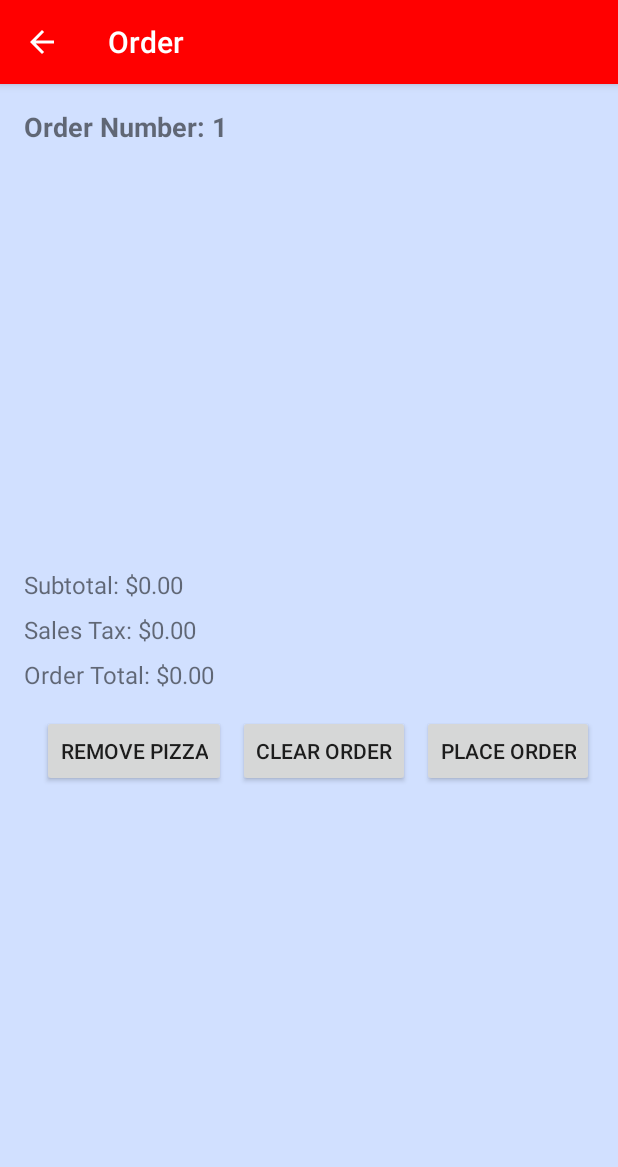
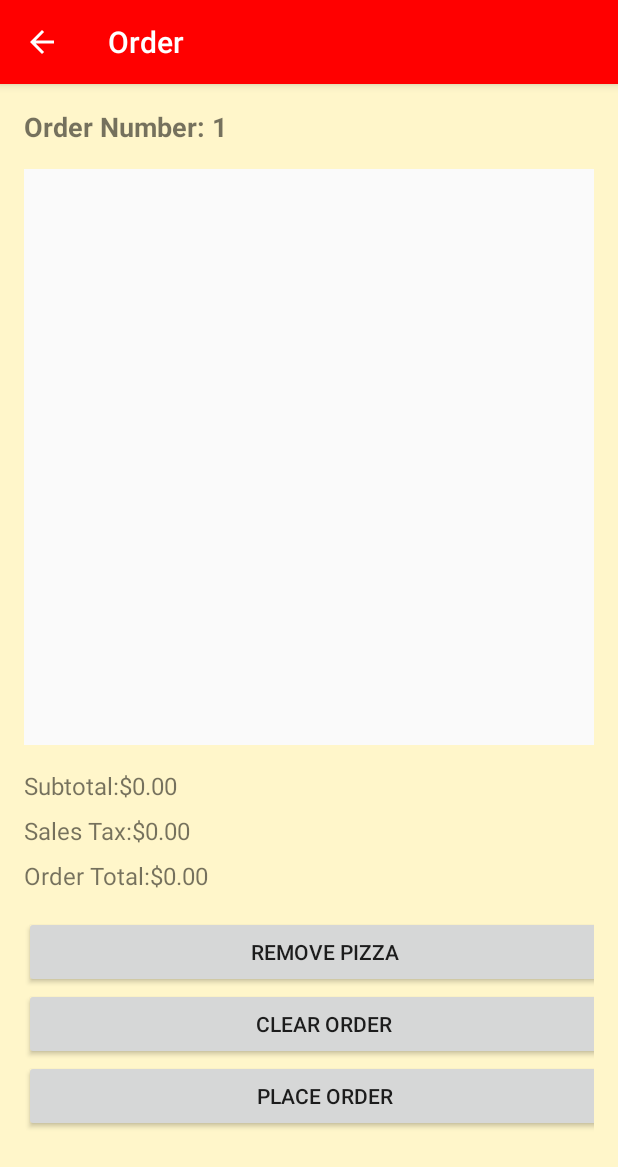
Before and after one commit to lukasdchang/Pizzeria, an Android app: the OrderActivity screen opened directly, with no data from a screen before it, on a phone screen of 412 x 824 dp. Shown: the top 1167 px of the screen. Run offline under Robolectric (Android 15) with nearby library versions, the phone set to English and light mode, and no system bars.

Commit message:
removed hardcoded strings

```diff
--- a/app/src/main/res/layout/activity_order.xml
+++ b/app/src/main/res/layout/activity_order.xml
@@ -4,26 +4,28 @@
     android:layout_height="match_parent"
     android:orientation="vertical"
     android:padding="16dp"
-    android:background="#d1e0ff">
+    android:background="#9AFFF0A7">
 
     <!-- Order Number Label -->
     <TextView
         android:id="@+id/orderNumberLabel"
         android:layout_width="wrap_content"
         android:layout_height="wrap_content"
-        android:text="Order Number: "
+        android:text="@string/order_number"
         android:textSize="18sp"
         android:textStyle="bold"
         android:layout_marginBottom="16dp" />
 
     <!-- RecyclerView to display ordered pizzas -->
+
+    <!-- Totals Section -->
     <androidx.recyclerview.widget.RecyclerView
         android:id="@+id/orderRecyclerView"
         android:layout_width="match_parent"
-        android:layout_height="250dp"
-        android:layout_marginBottom="16dp" />
+        android:layout_height="384dp"
+        android:layout_marginBottom="16dp"
+        android:background="#FAFAFA" />
 
-    <!-- Totals Section -->
     <LinearLayout
         android:layout_width="match_parent"
         android:layout_height="wrap_content"
@@ -40,14 +42,14 @@
             <TextView
                 android:layout_width="wrap_content"
                 android:layout_height="wrap_content"
-                android:text="Subtotal: "
+                android:text="@string/order_subtotal_label"
                 android:textSize="16sp" />
 
             <TextView
                 android:id="@+id/subtotalLabel"
                 android:layout_width="wrap_content"
                 android:layout_height="wrap_content"
-                android:text="$0.00"
+                android:text="@string/order_price_placeholder"
                 android:textSize="16sp" />
         </LinearLayout>
 
@@ -61,14 +63,14 @@
             <TextView
                 android:layout_width="wrap_content"
                 android:layout_height="wrap_content"
-                android:text="Sales Tax: "
+                android:text="@string/order_tax_label"
                 android:textSize="16sp" />
 
             <TextView
                 android:id="@+id/salesTaxLabel"
                 android:layout_width="wrap_content"
                 android:layout_height="wrap_content"
-                android:text="$0.00"
+                android:text="@string/order_price_placeholder"
                 android:textSize="16sp" />
         </LinearLayout>
 
@@ -81,19 +83,39 @@
             <TextView
                 android:layout_width="wrap_content"
                 android:layout_height="wrap_content"
-                android:text="Order Total: "
+                android:text="@string/order_total"
                 android:textSize="16sp" />
 
             <TextView
                 android:id="@+id/orderTotalLabel"
                 android:layout_width="wrap_content"
                 android:layout_height="wrap_content"
-                android:text="$0.00"
+                android:text="@string/order_price_placeholder"
                 android:textSize="16sp" />
         </LinearLayout>
     </LinearLayout>
 
     <!-- Buttons Section -->
+    <Button
+        android:id="@+id/removePizzaButton"
+        android:layout_width="400dp"
+        android:layout_height="wrap_content"
+        android:layout_marginEnd="8dp"
+        android:text="@string/order_remove_pizza" />
+
+    <Button
+        android:id="@+id/clearOrderButton"
+        android:layout_width="400dp"
+        android:layout_height="wrap_content"
+        android:layout_marginEnd="8dp"
+        android:text="@string/order_clear_order" />
+
+    <Button
+        android:id="@+id/placeOrderButton"
+        android:layout_width="400dp"
+        android:layout_height="wrap_content"
+        android:text="@string/order_place_order" />
+
     <LinearLayout
         android:layout_width="match_parent"
         android:layout_height="wrap_content"
@@ -101,26 +123,9 @@
         android:gravity="end">
 
         <!-- Remove Pizza Button -->
-        <Button
-            android:id="@+id/removePizzaButton"
-            android:layout_width="wrap_content"
-            android:layout_height="wrap_content"
-            android:text="Remove Pizza"
-            android:layout_marginEnd="8dp" />
 
         <!-- Clear Order Button -->
-        <Button
-            android:id="@+id/clearOrderButton"
-            android:layout_width="wrap_content"
-            android:layout_height="wrap_content"
-            android:text="Clear Order"
-            android:layout_marginEnd="8dp" />
 
         <!-- Place Order Button -->
-        <Button
-            android:id="@+id/placeOrderButton"
-            android:layout_width="wrap_content"
-            android:layout_height="wrap_content"
-            android:text="Place Order" />
     </LinearLayout>
 </LinearLayout>
--- a/app/src/main/res/layout/item_pizza.xml
+++ b/app/src/main/res/layout/item_pizza.xml
@@ -10,6 +10,6 @@
         android:id="@+id/pizzaDetails"
         android:layout_width="match_parent"
         android:layout_height="wrap_content"
-        android:textSize="16sp"
+        android:textSize="20sp"
         android:textColor="#000000" />
 </LinearLayout>
--- a/app/src/main/res/values/strings.xml
+++ b/app/src/main/res/values/strings.xml
@@ -24,12 +24,15 @@
 
     <!-- Order Strings -->
     <string name="order_title">Order</string>
-    <string name="order_subtotal_label">Subtotal:</string>
-    <string name="order_tax_label">Sales Tax:</string>
+    <string name="order_subtotal_label">Subtotal: </string>
+    <string name="order_tax_label">Sales Tax: </string>
     <string name="order_total_label">Total:</string>
     <string name="order_remove_pizza">Remove Pizza</string>
     <string name="order_clear_order">Clear Order</string>
     <string name="order_place_order">Place Order</string>
+    <string name="order_number">Order Number: </string>
+    <string name="order_price_placeholder">$0.00</string>
+    <string name="order_total">Order Total: </string>
 
     <!-- Order Summary Strings -->
     <string name="order_summary_title">Order Summary</string>
```
